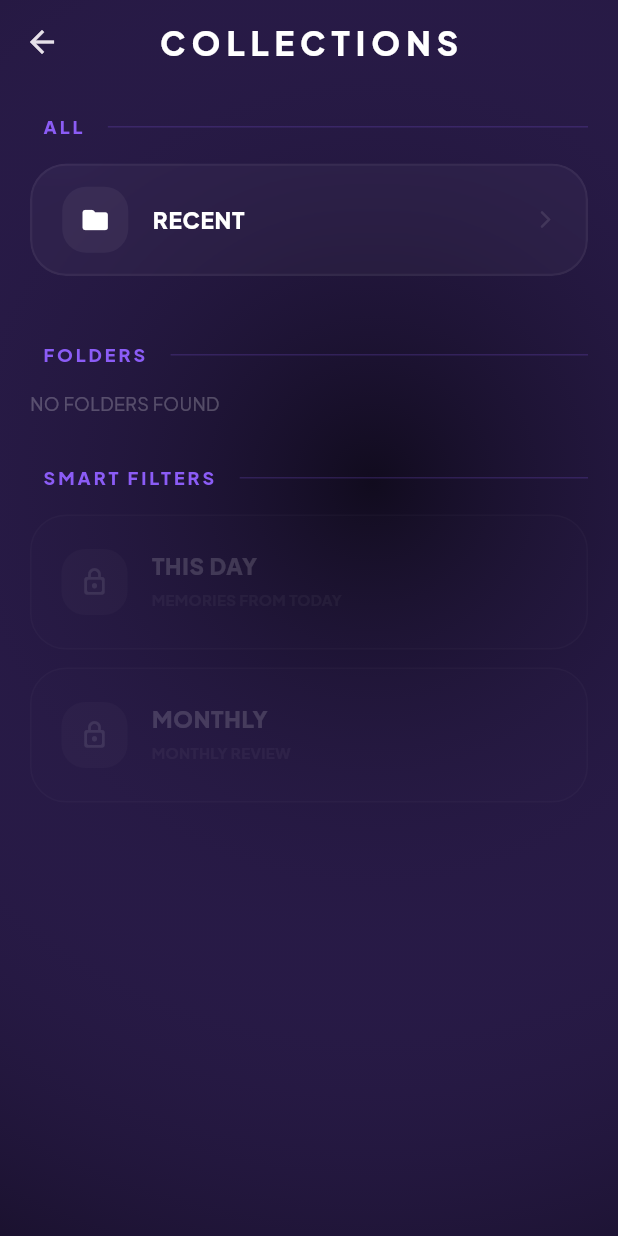
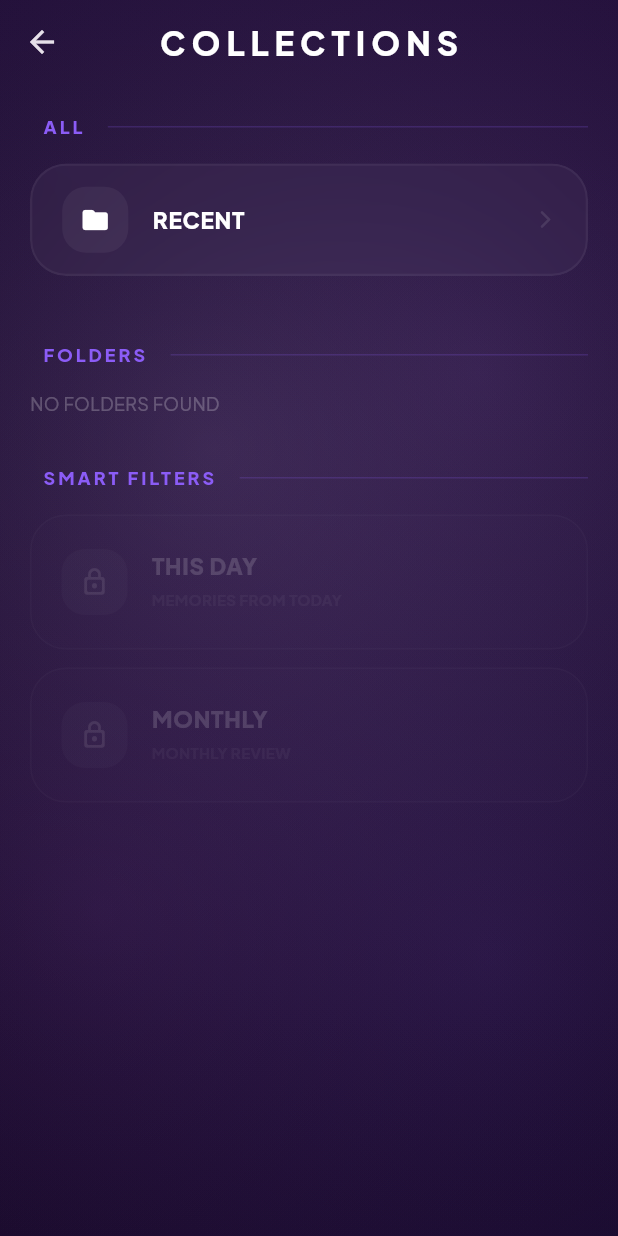
Before and after one commit to Vitgracer/Swipix, a Flutter app: the FolderSelectionScreen screen opened directly, on a phone screen of 412 x 824 dp. Run offline on Flutter 3.47's test engine with Material 3 defaults, Android fonts, the phone set to English and light mode, and no system bars; our stand-ins replace flutter_riverpod, google_fonts, permission_handler, shared_preferences; missing offline and left inert: photo_manager; accounts and stored records are empty.

Commit message:
icons added + start page added + design changes a little bit with several balls flowing

```diff
--- a/swipix/lib/main.dart
+++ b/swipix/lib/main.dart
@@ -2,7 +2,7 @@ import 'package:flutter/material.dart';
 import 'package:flutter_riverpod/flutter_riverpod.dart';
 import 'package:google_fonts/google_fonts.dart';
 import 'core/theme.dart';
-import 'screens/swipe_screen.dart';
+import 'screens/splash_screen.dart';
 
 void main() {
   WidgetsFlutterBinding.ensureInitialized();
@@ -26,7 +26,7 @@ class SwipixApp extends StatelessWidget {
       title: 'Swipix',
       debugShowCheckedModeBanner: false,
       theme: AppTheme.masterTheme,
-      home: const SwipeScreen(),
+      home: const SplashScreen(),
     );
   }
 }
--- a/swipix/lib/widgets/animated_aurora.dart
+++ b/swipix/lib/widgets/animated_aurora.dart
@@ -9,45 +9,91 @@ class AnimatedAurora extends StatefulWidget {
   State<AnimatedAurora> createState() => _AnimatedAuroraState();
 }
 
-class _AnimatedAuroraState extends State<AnimatedAurora> with SingleTickerProviderStateMixin {
-  late AnimationController _controller;
+class _AnimatedAuroraState extends State<AnimatedAurora> with TickerProviderStateMixin {
+  late List<AnimationController> _controllers;
+  final int _blobCount = 4; // Увеличил до 4, чтобы всегда был свет в разных частях
 
   @override
   void initState() {
     super.initState();
-    _controller = AnimationController(
+    _controllers = List.generate(_blobCount, (index) {
+      return AnimationController(
         vsync: this,
-      duration: const Duration(seconds: 5),
+        duration: Duration(seconds: 12 + index * 4),
       )..repeat();
+    });
   }
 
   @override
   void dispose() {
-    _controller.dispose();
+    for (var controller in _controllers) {
+      controller.dispose();
+    }
     super.dispose();
   }
 
   @override
   Widget build(BuildContext context) {
+    return Stack(
+      children: [
+        // Сделал основной фон светлее и равномернее фиолетовым
+        Container(
+          decoration: const BoxDecoration(
+            gradient: LinearGradient(
+              begin: Alignment.topCenter,
+              end: Alignment.bottomCenter,
+              colors: [
+                Color(0xFF1E0B36), // Чуть ярче сверху
+                Color(0xFF140726), // Теперь низ НЕ черный, а глубокий фиолетовый
+              ],
+            ),
+          ),
+        ),
+
+        ...List.generate(_blobCount, (index) {
           return AnimatedBuilder(
-      animation: _controller,
+            animation: _controllers[index],
             builder: (context, child) {
-        return Container(
+              final double t = _controllers[index].value * 2 * math.pi;
+
+              // Настраиваем траектории так, чтобы они покрывали весь экран
+              double x = math.sin(t + index * 1.5) * 0.7;
+              double y = math.cos(t * 0.4 + index * 2.0) * 0.6;
+
+              // Если это 4-й шар (index 3), принудительно тянем его чуть ниже центра
+              if (index == 3) {
+                y = 0.4 + math.sin(t * 0.5) * 0.3; // Плавает в нижней части экрана
+              }
+
+              Color blobColor;
+              if (index == 0) {
+                blobColor = AppTheme.electricViolet;
+              } else if (index == 1) {
+                blobColor = const Color(0xFFC084FC);
+              } else if (index == 2) {
+                blobColor = const Color(0xFFE9D5FF);
+              } else {
+                blobColor = const Color(0xFF9D50BB); // Насыщенный фиолетовый для низа
+              }
+
+              return Positioned.fill(
+                child: DecoratedBox(
                   decoration: BoxDecoration(
                     gradient: RadialGradient(
-              center: Alignment(
-                math.sin(_controller.value * 2 * math.pi) * 0.3,
-                math.cos(_controller.value * 2 * math.pi) * 0.3,
+                      center: Alignment(x, y),
+                      radius: 1.5,
+                      colors: [
+                        blobColor.withOpacity(0.12),
+                        Colors.transparent,
+                      ],
                     ),
-              radius: 1.8,
-              colors: [
-                AppTheme.electricViolet.withOpacity(0.12),
-                AppTheme.black,
-              ],
                   ),
                 ),
               );
             },
           );
+        }),
+      ],
+    );
   }
 }
```
Also changed, not shown: swipix/lib/screens/splash_screen.dart (added, +125 -0 lines), swipix/pubspec.yaml (+24 -0 lines), swipix/assets/icon/app_icon.png (added), swipix/pubspec.lock, 52 other files. Lines whose indentation alone changed are shown as unchanged.
